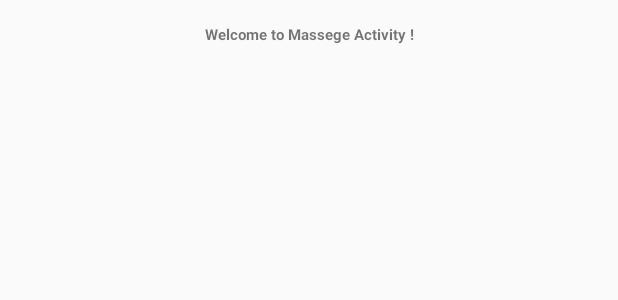
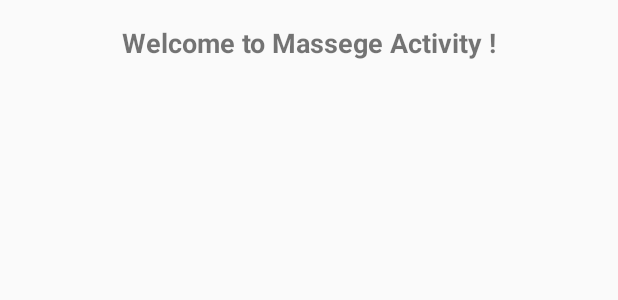
Before and after one commit to PubuduArosha/Android-Studio-Testing, an Android app: the layout activity_massage.xml on its own in the app's theme, with its tools: preview values and no code run, on a phone screen of 412 x 824 dp. Shown: the top 300 px of the screen. Run offline under Robolectric (Android 15) with nearby library versions, the phone set to English and light mode, and no system bars.

Commit message:
Submit Message and It Display Message Activity

```diff
--- a/app/src/main/res/layout/activity_main.xml
+++ b/app/src/main/res/layout/activity_main.xml
@@ -7,7 +7,7 @@
     tools:context=".MainActivity">
 
     <EditText
-        android:id="@+id/editText"
+        android:id="@+id/user_message"
         android:layout_width="0dp"
         android:layout_height="wrap_content"
         android:layout_marginStart="16dp"
@@ -28,8 +28,8 @@
         android:layout_marginEnd="16dp"
         android:onClick="sendMessage"
         android:text="@string/button_lable"
-        app:layout_constraintBaseline_toBaselineOf="@+id/editText"
+        app:layout_constraintBaseline_toBaselineOf="@+id/user_message"
         app:layout_constraintEnd_toEndOf="parent"
         app:layout_constraintHorizontal_bias="0.5"
-        app:layout_constraintStart_toEndOf="@+id/editText" />
+        app:layout_constraintStart_toEndOf="@+id/user_message" />
 </androidx.constraintlayout.widget.ConstraintLayout>
--- a/app/src/main/res/layout/activity_massage.xml
+++ b/app/src/main/res/layout/activity_massage.xml
@@ -7,14 +7,14 @@
     tools:context=".MassageActivity">
 
     <TextView
-        android:id="@+id/textView"
+        android:id="@+id/display_message"
         android:layout_width="wrap_content"
         android:layout_height="wrap_content"
         android:layout_marginStart="24dp"
         android:layout_marginTop="16dp"
         android:layout_marginEnd="24dp"
         android:text="@string/welcome_message"
-        android:textSize="10dp"
+        android:textSize="18sp"
         android:textStyle="bold"
         app:layout_constraintEnd_toEndOf="parent"
         app:layout_constraintStart_toStartOf="parent"
```
Also changed, not shown: app/src/main/java/com/example/test1/MainActivity.java (+7 -0 lines), app/src/main/java/com/example/test1/MassageActivity.java (+10 -1 lines).
